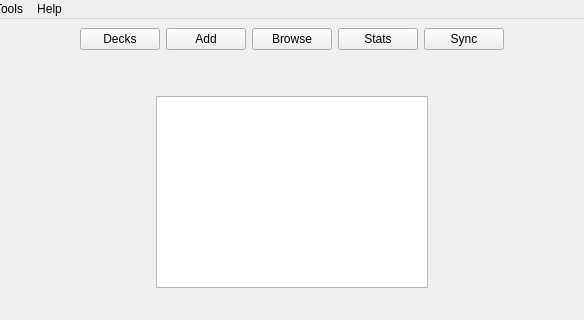
First picture: the form in mainwindow.ui, repository TheSizzlingDefense/IA_Project, before the edit; both pictures show x 125 to 709 and y 0 to 320 of the 834 by 697 pixel window.
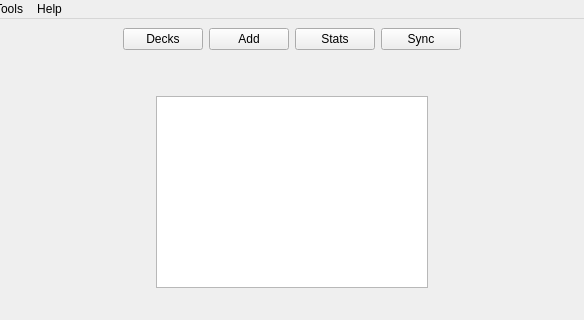
Second picture: the form after the edit.

What changed in the file:
```diff
--- a/mainwindow.ui
+++ b/mainwindow.ui
@@ -55,13 +55,6 @@
           </property>
          </widget>
         </item>
-        <item alignment="Qt::AlignmentFlag::AlignTop">
-         <widget class="QPushButton" name="browse_words">
-          <property name="text">
-           <string>Browse</string>
-          </property>
-         </widget>
-        </item>
         <item alignment="Qt::AlignmentFlag::AlignTop">
          <widget class="QPushButton" name="access_stats">
           <property name="text">
```
